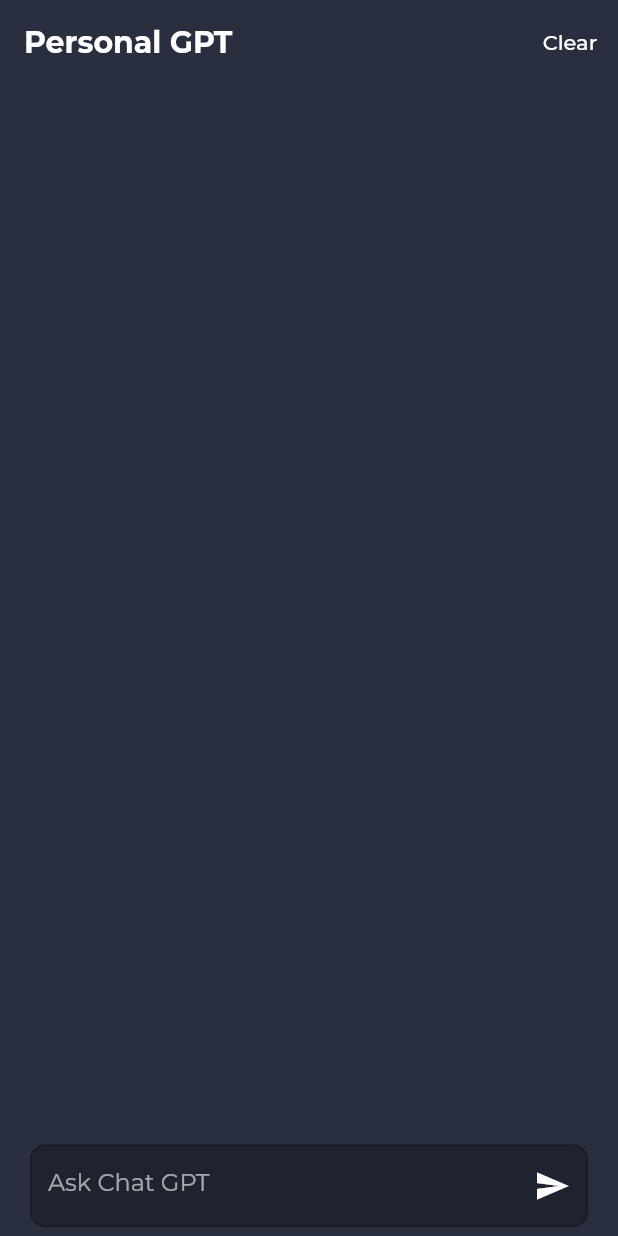
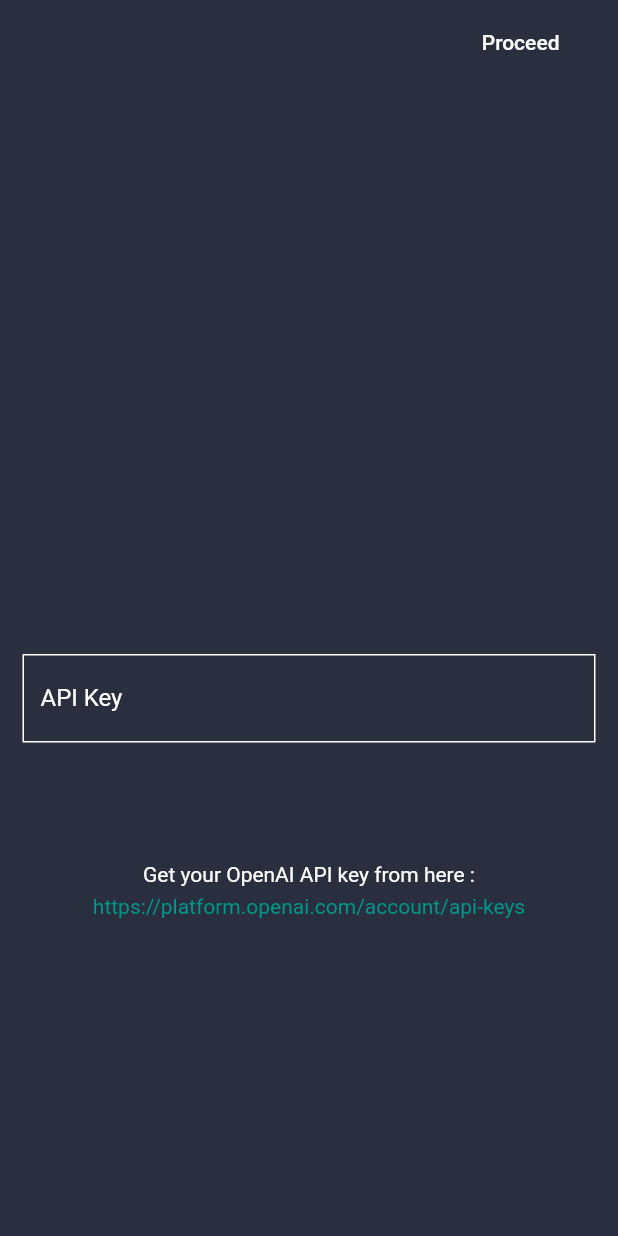
Before and after one commit to harsh11pujara/chatgpt_demo, a Flutter app: the screen it shows after launch, on a phone screen of 412 x 824 dp. Run offline on Flutter 3.47's test engine with Material 2 defaults, Android fonts, the phone set to English and light mode, and no system bars; our stand-ins replace google_fonts, shared_preferences; missing offline and left inert: chat_gpt_sdk.

Commit message:
applied shared prefs to store api key

```diff
--- /dev/null
+++ b/lib/fetch_apikey.dart
@@ -0,0 +1,104 @@
+import 'package:chatgpt_demo/main.dart';
+import 'package:flutter/material.dart';
+import 'package:shared_preferences/shared_preferences.dart';
+import 'package:url_launcher/url_launcher.dart';
+
+
+class FetchAPIKey extends StatelessWidget {
+  FetchAPIKey({Key? key}) : super(key: key);
+  final TextEditingController apiKey = TextEditingController();
+  final GlobalKey<FormState> formKey = GlobalKey<FormState>();
+
+  @override
+  Widget build(BuildContext context) {
+    return SafeArea(
+      child: Scaffold(
+        extendBody: true,
+        backgroundColor: const Color(0xFF292F3F),
+        appBar: AppBar(elevation: 0,backgroundColor: Colors.transparent,title: Row(
+          mainAxisAlignment: MainAxisAlignment.end,
+          children: [
+            TextButton(
+                onPressed: () {
+                  if (formKey.currentState!.validate()) {
+                    storeData().then((value) {
+                      Navigator.pushReplacement(
+                          context,
+                          MaterialPageRoute(
+                            builder: (context) => const MyApp(),
+                          ));
+                    });
+                  }
+                },
+                child: const Text(
+                  "Proceed",
+                  style: TextStyle(color: Colors.white),
+                )),
+            const SizedBox(
+              width: 15,
+            )
+          ],
+        ),),
+        body: SingleChildScrollView(
+          physics: const BouncingScrollPhysics(),
+          child: Container(
+            width: MediaQuery.of(context).size.width,
+            height: MediaQuery.of(context).size.height-100,
+            child: Form(
+              key: formKey,
+              child: Column(
+                children: [
+                  const SizedBox(
+                    height: 380,
+                  ),
+                  Container(
+                    margin: const EdgeInsets.symmetric(horizontal: 15),
+                    child: TextFormField(
+                      validator: (value) {
+                        if(value != "" && apiKey.text.trim().toString().length == 51){
+                          return null;
+                        }
+                        else{
+                          return "Enter valid API Key";
+                        }
+                      },
+                      style: const TextStyle(color: Colors.white),
+                      controller: apiKey,
+                      decoration: const InputDecoration(
+                          label: Text(
+                            "API Key",
+                            style: TextStyle(color: Colors.white),
+                          ),
+                          enabledBorder:
+                          OutlineInputBorder(borderSide: BorderSide(color: Colors.white), borderRadius: BorderRadius.zero)),
+                    ),
+                  ),
+                  const SizedBox(
+                    height: 80,
+                  ),
+                  const Text("Get your OpenAI API key from here :", style: TextStyle(color: Colors.white)),
+                  const SizedBox(
+                    height: 5,
+                  ),
+                  GestureDetector(
+                      onTap: () {
+                        launchUrl(Uri.parse("https://platform.openai.com/account/api-keys"), mode: LaunchMode.externalApplication);
+                      },
+                      child: const Text(
+                        "https://platform.openai.com/account/api-keys",
+                        style: TextStyle(color: Colors.teal),
+                      )),
+                ],
+              ),
+            ),
+          ),
+        ),
+      ),
+    );
+  }
+
+  Future<void> storeData() async {
+    SharedPreferences prefs = await SharedPreferences.getInstance();
+    await prefs.setString("api_key", apiKey.text.trim());
+  }
+}
--- a/lib/main.dart
+++ b/lib/main.dart
@@ -1,11 +1,10 @@
-import 'package:chat_gpt_sdk/chat_gpt_sdk.dart';
+import 'package:chatgpt_demo/chat_gpt.dart';
+import 'package:chatgpt_demo/fetch_apikey.dart';
 import 'package:flutter/material.dart';
-import 'package:flutter_dotenv/flutter_dotenv.dart';
-import 'package:google_fonts/google_fonts.dart';
+import 'package:shared_preferences/shared_preferences.dart';
 
 Future<void> main() async {
   WidgetsFlutterBinding.ensureInitialized();
-  await dotenv.load(fileName: ".env");
   runApp(const MaterialApp(
     debugShowCheckedModeBanner: false,
     home: MyApp(),
@@ -20,164 +19,29 @@ class MyApp extends StatefulWidget {
 }
 
 class _MyAppState extends State<MyApp> {
-  OpenAI? openAI;
-  bool init = true;
-  TextEditingController msgController = TextEditingController();
-  List<Widget> chats = [];
+  String? apiKey = "";
+
+  Future<void> getApiKey() async {
+    SharedPreferences prefs = await SharedPreferences.getInstance();
+    apiKey = prefs.getString("api_key");
+    setState(() {
+      print("fetched api key" + apiKey.toString());
+      print("lenght "+apiKey.toString().length.toString());
+    });
+  }
 
   @override
   void initState() {
-    /// INSERT API KEY ///
-    //
-    openAI = OpenAI.instance.build(token:  dotenv.env["API_KEY"], baseOption: HttpSetup(receiveTimeout: 60000));
-    getChatGPTData(question: "init");
+    getApiKey();
     super.initState();
   }
 
   @override
-  void dispose() {
-    openAI!.close();
-    super.dispose();
-  }
-
-  @override
   Widget build(BuildContext context) {
-    return SafeArea(
-      child: Scaffold(
-        backgroundColor: const Color(0xFF292F3F),
-        appBar: AppBar(
-          backgroundColor: Colors.transparent,
-          elevation: 0,
-          title: Text(
-            "Personal GPT",
-            style: GoogleFonts.montserrat(color: Colors.white, fontWeight: FontWeight.bold, fontSize: 20),
-          ),
-          actions: [
-            TextButton(
-                onPressed: () {
-                  setState(() {
-                    chats.clear();
-                  });
-                },
-                child: Text(
-                  "Clear",
-                  style: GoogleFonts.montserrat(color: Colors.white),
-                ))
-          ],
-        ),
-        body: SizedBox(
-          height: MediaQuery.of(context).size.height,
-          width: MediaQuery.of(context).size.width,
-          child: Column(
-            children: [
-              Expanded(
-                  child: ListView.builder(
-                physics: const BouncingScrollPhysics(),
-                reverse: true,
-                itemCount: chats.length,
-                itemBuilder: (context, index) {
-                  return chats[index];
-                },
-              )),
-              Container(
-                margin: const EdgeInsets.only(top: 2, bottom: 6),
-                padding: const EdgeInsets.symmetric(
-                  horizontal: 20,
-                ),
-                height: 55,
-                width: MediaQuery.of(context).size.width,
-                child: Center(
-                  child: TextField(
-                    style: GoogleFonts.montserrat(fontSize: 16,color: Colors.white,fontWeight: FontWeight.w400),
-                    controller: msgController,
-                    textCapitalization: TextCapitalization.sentences,
-                    cursorColor: Colors.white.withOpacity(0.4),
-                    decoration: InputDecoration(
-                        filled: true,
-                        fillColor: Colors.black.withOpacity(0.25),
-                        hintText: "Ask Chat GPT",
-                        hintStyle: GoogleFonts.montserrat(color: Colors.white.withOpacity(0.6)),
-                        enabledBorder: OutlineInputBorder(
-                            borderRadius: BorderRadius.circular(10), borderSide:  BorderSide(color: Colors.black.withOpacity(0.25))),
-                        focusedBorder: OutlineInputBorder(
-                            borderRadius: BorderRadius.circular(10), borderSide:  BorderSide(color: Colors.black.withOpacity(0.25))),
-                        suffixIcon: IconButton(
-                          onPressed: () {
-                            if (msgController.text != "") {
-                              sendMessage(msg: msgController.text);
-                            }
-                          },
-                          icon: const Icon(Icons.send_sharp, color: Colors.white),
-                        )),
-                  ),
-                ),
-              )
-            ],
-          ),
-        ),
-      ),
-    );
-  }
-
-  Widget chatTile({required String msg, required String sender, bool? hasError}) {
-    return Container(
-      margin: const EdgeInsets.symmetric(vertical: 10.0, horizontal: 10.0),
-      decoration: BoxDecoration(
-          color: sender == "bot" ? const Color(0xFF373E4E) : const Color(0xFF272A35), borderRadius: BorderRadius.circular(8)),
-      child: Row(
-        crossAxisAlignment: CrossAxisAlignment.start,
-        children: [
-          Container(
-            margin: EdgeInsets.all(5),
-              height: 50,
-              width: 50,
-              decoration: BoxDecoration(
-                  color: sender == "bot" ? const Color(0xFF00AC83) : const Color(0xFF837DFF),
-                  borderRadius: BorderRadius.circular(8)),
-              child: Center(
-                  child: Text(sender[0].toUpperCase(),
-                      style: GoogleFonts.montserrat(fontSize: 22, color: Colors.white, fontWeight: FontWeight.bold)))),
-          const SizedBox(
-            width: 8,
-          ),
-          Expanded(
-              child: Container(
-            padding: const EdgeInsets.all(5),
-            decoration: BoxDecoration(borderRadius: BorderRadius.circular(8)),
-            child: Text(
-              msg,
-              softWrap: true,
-              style:
-                  GoogleFonts.montserrat(fontWeight: FontWeight.w400, fontSize: 16, color: hasError == true ? Colors.red[600] : Colors.white),
-            ),
-          ))
-        ],
-      ),
-    );
-  }
-
-  sendMessage({required String msg}) {
-    chats.insert(0, chatTile(msg: msg, sender: "user"));
-    setState(() {
-      getChatGPTData(question: msgController.text.trim());
-      msgController.clear();
-    });
-  }
-
-  getChatGPTData({required String question}) {
-    var request = CompleteText(prompt: question, model: kTranslateModelV3, maxTokens: 200);
-    openAI!.onCompleteText(request: request).then((value) {
-      if (init == false) {
-        chats.insert(0, chatTile(msg: value!.choices[0].text.trim(), sender: "bot"));
-      }
-      setState(() {});
-      init = false;
-    }).onError((error, stackTrace) {
-      if (init == false) {
-        chats.insert(0, chatTile(msg: "An error occurred, please ask again", sender: "bot", hasError: true));
-      }
-      setState(() {});
-      init = false;
-    });
+    if (apiKey != "" && apiKey != null) {
+      return ChatGPTScreen(apiKey: apiKey.toString(),);
+    } else {
+      return FetchAPIKey();
+    }
   }
 }
```
Also changed, not shown: lib/chat_gpt.dart (added, +175 -0 lines), pubspec.yaml (+5 -4 lines), pubspec.lock.
